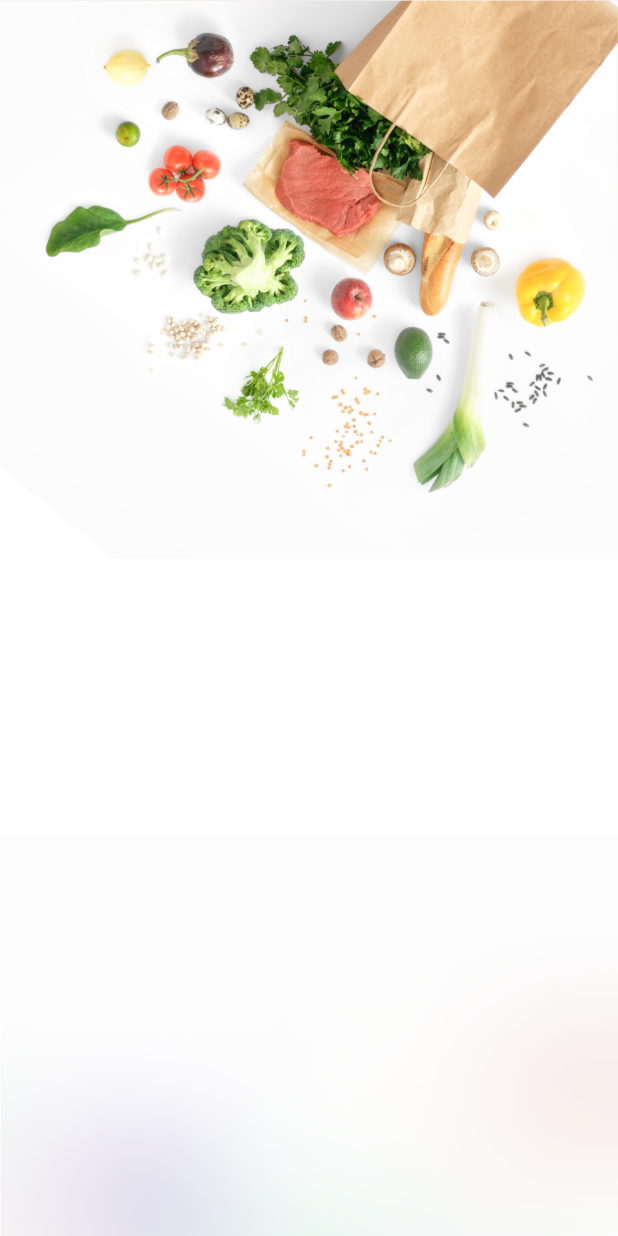
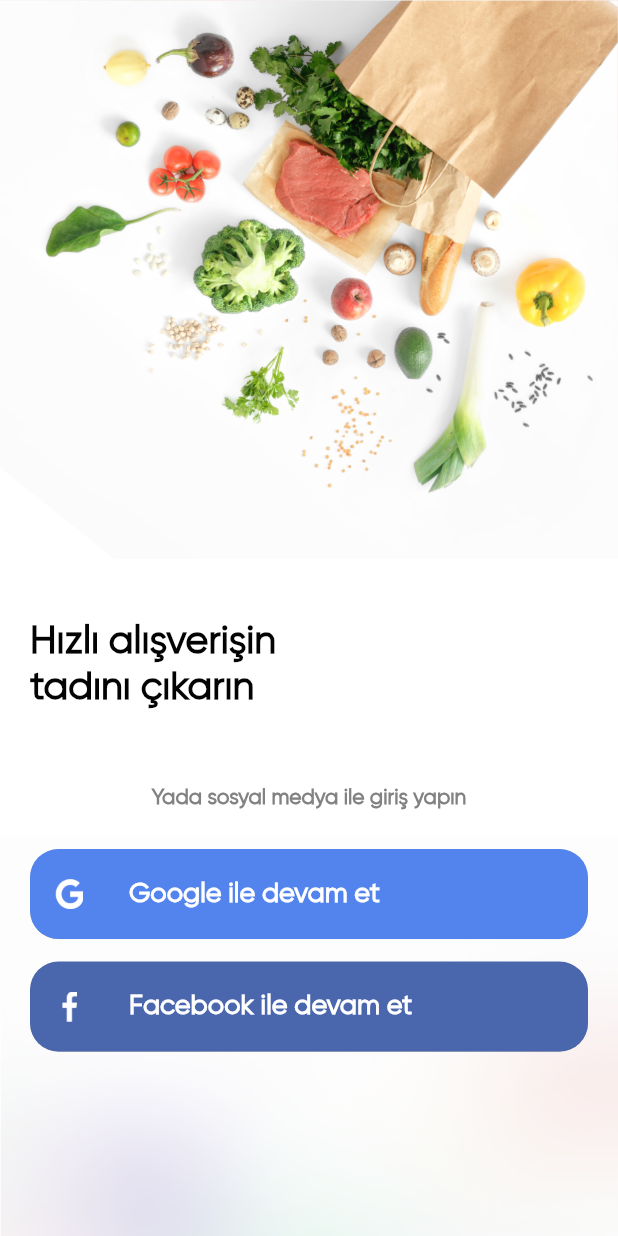
Before and after one commit to yusufakkobak34/flutter_groceries_app, a Flutter app: the SignInView screen opened directly, on a phone screen of 412 x 824 dp. Run offline on Flutter 3.47's test engine with Material 2 defaults, Android fonts, the phone set to English and light mode, and no system bars.

Commit message:
sign in view edits.

```diff
--- a/lib/common_widgets/round_button.dart
+++ b/lib/common_widgets/round_button.dart
@@ -47,8 +47,19 @@ class RoundIconButton extends StatelessWidget {
       shape: RoundedRectangleBorder(borderRadius: BorderRadius.circular(19)),
       minWidth: double.maxFinite,
       elevation: 0.1,
-      color: TColor.primary,
-      child: Text(
+      color: bgColor,
+      child: Row(
+        children: [
+          Image.asset(
+            icon,
+            width: 20,
+            height: 20,
+            fit: BoxFit.contain,
+          ),
+          const SizedBox(
+            width: 30,
+          ),
+          Text(
             title,
             style: const TextStyle(
               color: Colors.white,
@@ -56,6 +67,8 @@ class RoundIconButton extends StatelessWidget {
               fontWeight: FontWeight.w600,
             ),
           ),
+        ],
+      ),
     );
   }
 }
--- a/lib/view/login/sign_in/sign_in_view.dart
+++ b/lib/view/login/sign_in/sign_in_view.dart
@@ -1,4 +1,6 @@
 import 'package:flutter/material.dart';
+import 'package:flutter_groceries_app/common/color/color_extension.dart';
+import 'package:flutter_groceries_app/common_widgets/round_button.dart';
 
 class SignInView extends StatefulWidget {
   const SignInView({super.key});
@@ -36,7 +38,61 @@ class _SignInViewState extends State<SignInView> {
               child: SafeArea(
                 child: Column(
                   children: [
-                    //
+                    SizedBox(
+                      height: media.width * 1,
+                    ),
+                    Padding(
+                      padding: const EdgeInsets.symmetric(horizontal: 20),
+                      child: Row(
+                        mainAxisAlignment: MainAxisAlignment.start,
+                        children: [
+                          Text(
+                            "Hızlı alışverişin\ntadını çıkarın",
+                            style: TextStyle(
+                                color: TColor.primaryText,
+                                fontSize: 26,
+                                fontWeight: FontWeight.w600),
+                          ),
+                        ],
+                      ),
+                    ),
+                    const SizedBox(
+                      height: 25,
+                    ),
+                    const SizedBox(
+                      height: 25,
+                    ),
+                    Text(
+                      "Yada sosyal medya ile giriş yapın",
+                      style: TextStyle(
+                          color: TColor.secondaryText,
+                          fontSize: 14,
+                          fontWeight: FontWeight.w600),
+                    ),
+                    const SizedBox(
+                      height: 25,
+                    ),
+                    Padding(
+                      padding: const EdgeInsets.symmetric(horizontal: 20),
+                      child: RoundIconButton(
+                        title: "Google ile devam et",
+                        icon: "assets/img/google_logo.png",
+                        bgColor: Color(0xff5383EC),
+                        onPressed: () {},
+                      ),
+                    ),
+                    const SizedBox(
+                      height: 15,
+                    ),
+                    Padding(
+                      padding: const EdgeInsets.symmetric(horizontal: 20),
+                      child: RoundIconButton(
+                        title: "Facebook ile devam et",
+                        icon: "assets/img/fb_logo.png",
+                        bgColor: Color(0xff4a66ac),
+                        onPressed: () {},
+                      ),
+                    ),
                   ],
                 ),
               ),
```
Lines whose indentation alone changed are shown as unchanged.
